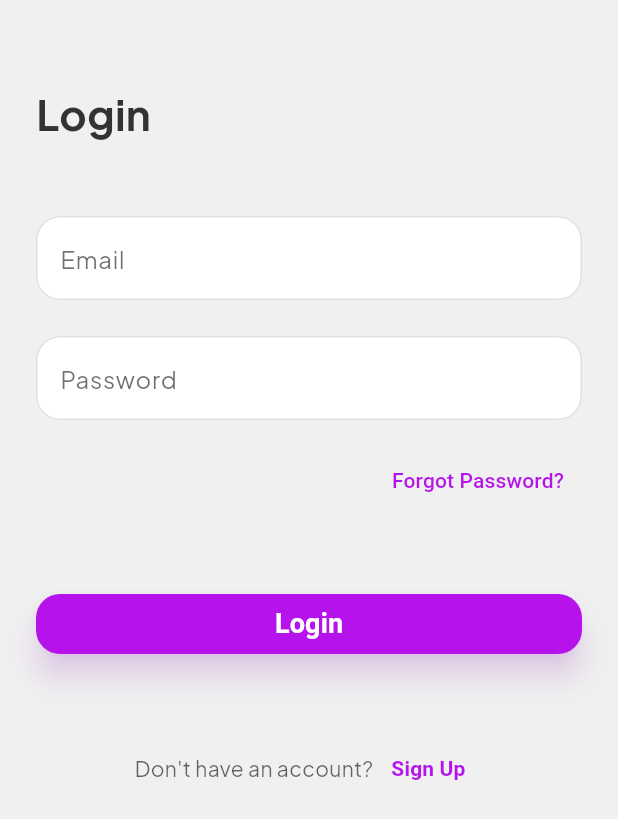
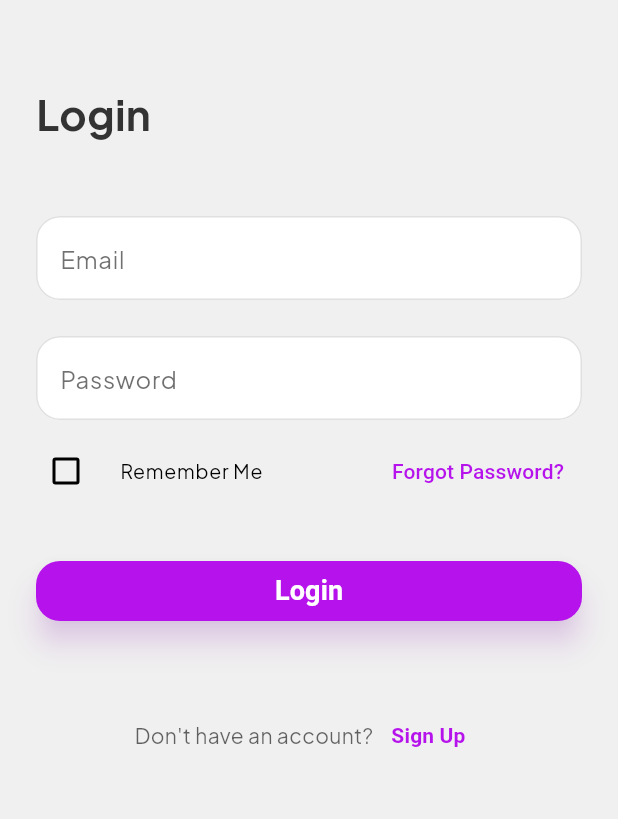
Before and after one commit to Omerfarukatik/gifedit, a Flutter app: the screen it shows after launch, after a tap on "Skip", on a phone screen of 412 x 824 dp. Shown: the top 819 px of the screen. Run offline on Flutter 3.47's test engine with Material 3 defaults, Android fonts, the light colour scheme and no system bars; our stand-ins replace cached_network_image, cloud_firestore, dio, file_picker, firebase_auth, firebase_core and 6 more; missing offline and left inert: firebase_app_check; accounts and stored records are empty; network calls fail.

Commit message:
RememberMe ve Detailpage entegrasyonu
RememberMe ve Detailpage entegrasyonu tamamlandı

```diff
--- a/lib/l10n/app_en.arb
+++ b/lib/l10n/app_en.arb
@@ -11,6 +11,7 @@
   "email": "Email",
   "password": "Password",
   "forgotPassword": "Forgot Password?",
+  "rememberMe": "Remember Me",
   "orContinueWith": "Or continue with",
   "dontHaveAccount": "Don't have an account?",
   "startCreatingNow": "Start Creating Now!",
--- a/lib/l10n/app_localizations.dart
+++ b/lib/l10n/app_localizations.dart
@@ -160,6 +160,12 @@ abstract class AppLocalizations {
   /// In en, this message translates to:
   /// **'Forgot Password?'**
   String get forgotPassword;
+
+  /// No description provided for @rememberMe.
+  ///
+  /// In en, this message translates to:
+  /// **'Remember Me'**
+  String get rememberMe;
 
   /// No description provided for @orContinueWith.
   ///
--- a/lib/l10n/app_localizations_en.dart
+++ b/lib/l10n/app_localizations_en.dart
@@ -40,6 +40,9 @@ class AppLocalizationsEn extends AppLocalizations {
 
   @override
   String get forgotPassword => 'Forgot Password?';
+
+  @override
+  String get rememberMe => 'Remember Me';
 
   @override
   String get orContinueWith => 'Or continue with';
--- a/lib/l10n/app_localizations_tr.dart
+++ b/lib/l10n/app_localizations_tr.dart
@@ -40,6 +40,9 @@ class AppLocalizationsTr extends AppLocalizations {
 
   @override
   String get forgotPassword => 'Şifremi Unuttum?';
+
+  @override
+  String get rememberMe => 'Beni Hatırla';
 
   @override
   String get orContinueWith => 'Veya şununla devam et';
--- a/lib/l10n/app_tr.arb
+++ b/lib/l10n/app_tr.arb
@@ -11,6 +11,7 @@
   "email": "E-posta",
   "password": "Şifre",
   "forgotPassword": "Şifremi Unuttum?",
+  "rememberMe": "Beni Hatırla",
   "orContinueWith": "Veya şununla devam et",
   "dontHaveAccount": "Hesabın yok mu?",
   "startCreatingNow": "Hemen Oluşturmaya Başla!",
--- a/lib/screens/login.dart
+++ b/lib/screens/login.dart
@@ -1,5 +1,7 @@
 // lib/screens/login.dart
+
 import 'package:flutter/material.dart';
+import 'package:flutter_secure_storage/flutter_secure_storage.dart'; // <-- 1. GEREKLİ IMPORT
 import 'package:memecreat/l10n/app_localizations.dart';
 import 'package:provider/provider.dart';
 
@@ -21,6 +23,17 @@ class _LoginScreenState extends State<LoginScreen> {
   final _passwordController = TextEditingController();
   final _formKey = GlobalKey<FormState>();
 
+  // --- 2. "BENİ HATIRLA" İÇİN YENİ DEĞİŞKENLER ---
+  bool _rememberMe = false;
+  final _storage = const FlutterSecureStorage();
+  // ------------------------------------------
+
+  @override
+  void initState() {
+    super.initState();
+    _loadUserCredentials(); // <-- 3. SAYFA YÜKLENİRKEN VERİLERİ ÇEK
+  }
+
   @override
   void dispose() {
     _emailController.dispose();
@@ -28,21 +41,51 @@ class _LoginScreenState extends State<LoginScreen> {
     super.dispose();
   }
 
-  // Giriş İşlemi (Provider'ı çağırır ve sonucu yönetir)
+  // --- 4. YENİ FONKSİYON: CİHAZDAN KAYITLI BİLGİLERİ YÜKLER ---
+  Future<void> _loadUserCredentials() async {
+    try {
+      final email = await _storage.read(key: 'email');
+      final password = await _storage.read(key: 'password');
+
+      if (email != null && password != null) {
+        setState(() {
+          _emailController.text = email;
+          _passwordController.text = password;
+          _rememberMe = true;
+        });
+      }
+    } catch (e) {
+      // Hata olursa konsola yazdır, uygulamayı kırmasın.
+      debugPrint("Güvenli depolamadan veri okunamadı: $e");
+    }
+  }
+  // --------------------------------------------------------
+
+  // --- 5. GİRİŞ İŞLEMİ GÜNCELLENDİ: Bilgileri kaydeder veya siler ---
   Future<void> _signIn(AuthProvider authProvider, AppLocalizations l10n) async {
     if (!_formKey.currentState!.validate()) return;
 
-    // AuthProvider üzerinden giriş işlemini başlat
+    // Giriş işlemi başlamadan önce bilgileri yönet
+    if (_rememberMe) {
+      // "Beni Hatırla" seçiliyse, bilgileri güvenli bir şekilde kaydet
+      await _storage.write(key: 'email', value: _emailController.text.trim());
+      await _storage.write(key: 'password', value: _passwordController.text.trim());
+    } else {
+      // Seçili değilse, önceden kaydedilmiş tüm bilgileri sil
+      await _storage.deleteAll();
+    }
+
+    // AuthProvider üzerinden asıl giriş işlemini başlat
     final success = await authProvider.signIn(
       email: _emailController.text.trim(),
       password: _passwordController.text.trim(),
     );
 
-    if (success) {
+    if (success && mounted) {
       // Giriş başarılı: Alt navigasyonlu ana sayfaya yönlendir
       Navigator.of(context).pushAndRemoveUntil(
         MaterialPageRoute(builder: (context) => const MainScreenWrapper()),
-        (Route<dynamic> route) => false,
+            (Route<dynamic> route) => false,
       );
     } else if (authProvider.errorMessage != null && mounted) {
       // Hata oluştuysa, Snackbar ile kullanıcı dostu mesajı göster
@@ -58,12 +101,8 @@ class _LoginScreenState extends State<LoginScreen> {
     final primaryColor = theme.colorScheme.primary;
     final primaryTextColor = theme.textTheme.bodyMedium!.color;
     final secondaryTextColor = theme.hintColor;
-    final socialButtonColor = theme.brightness == Brightness.dark
-                              ? Colors.white.withOpacity(0.05)
-                              : Colors.grey.shade100;
     final l10n = AppLocalizations.of(context)!;
 
-    // ANA WIDGET: Consumer ile AuthProvider'ı güvenli bir şekilde alıyoruz
     return Consumer<AuthProvider>(
       builder: (context, authProvider, child) {
         return Scaffold(
@@ -77,7 +116,6 @@ class _LoginScreenState extends State<LoginScreen> {
                     crossAxisAlignment: CrossAxisAlignment.stretch,
                     children: [
                       const SizedBox(height: 56),
-
                       Text(l10n.login, style: TextStyle(fontSize: 28, fontWeight: FontWeight.bold, color: primaryTextColor)),
                       const SizedBox(height: 48),
 
@@ -97,24 +135,41 @@ class _LoginScreenState extends State<LoginScreen> {
                         obscureText: true,
                         validator: (value) => value!.length < 6 ? l10n.passwordMinLength : null,
                       ),
-                      const SizedBox(height: 16),
+                      const SizedBox(height: 10),
 
-                      // Şifremi unuttum metni
-                      Align(
-                        alignment: Alignment.centerRight,
-                        child: TextButton(onPressed: () {}, child: Text(l10n.forgotPassword, style: TextStyle(color: primaryColor))),
+                      // --- 6. YENİ WIDGET: "Beni Hatırla" ve "Şifremi Unuttum" ---
+                      Row(
+                        mainAxisAlignment: MainAxisAlignment.spaceBetween,
+                        children: [
+                          Expanded(
+                            child: CheckboxListTile(
+                              title: Text(l10n.rememberMe), // <-- l10n dosyanıza 'rememberMe': 'Beni Hatırla' ekleyin
+                              value: _rememberMe,
+                              onChanged: (newValue) {
+                                setState(() {
+                                  _rememberMe = newValue ?? false;
+                                });
+                              },
+                              controlAffinity: ListTileControlAffinity.leading,
+                              contentPadding: EdgeInsets.zero,
+                              dense: true,
+                            ),
+                          ),
+                          TextButton(onPressed: () {}, child: Text(l10n.forgotPassword, style: TextStyle(color: primaryColor))),
+                        ],
                       ),
-                      const SizedBox(height: 48),
+                      // ----------------------------------------------------
+
+                      const SizedBox(height: 32),
 
                       // Giriş yap butonu
                       ElevatedButton(
                         onPressed: authProvider.isLoading ? null : () => _signIn(authProvider, l10n),
                         child: authProvider.isLoading
-                          ? const SizedBox(width: 24, height: 24, child: CircularProgressIndicator(color: Colors.white, strokeWidth: 2))
-                          : Text(l10n.login, style: const TextStyle(fontSize: 18, fontWeight: FontWeight.bold)),
+                            ? const SizedBox(width: 24, height: 24, child: CircularProgressIndicator(color: Colors.white, strokeWidth: 2))
+                            : Text(l10n.login, style: const TextStyle(fontSize: 18, fontWeight: FontWeight.bold)),
                       ),
 
-                      // ... (Sosyal medya ve kaydol kısımları) ...
                       const SizedBox(height: 48),
 
                       // Hesap yok metni
@@ -138,7 +193,7 @@ class _LoginScreenState extends State<LoginScreen> {
             ),
           ),
         );
-      }
+      },
     );
   }
 }
--- a/pubspec.yaml
+++ b/pubspec.yaml
@@ -50,6 +50,7 @@ dependencies:
   cached_network_image: ^3.4.1
   lottie: ^3.3.1
   transparent_image: ^2.0.1
+  flutter_secure_storage: ^9.2.4
 dev_dependencies:
   flutter_test:
     sdk: flutter
```
Also changed, not shown: lib/screens/gif_detail_page.dart (added, +205 -0 lines), lib/screens/main_screen_wrapper.dart (+57 -12 lines), lib/services/meme_post_card.dart (+115 -24 lines), pubspec.lock, 6 other files.
